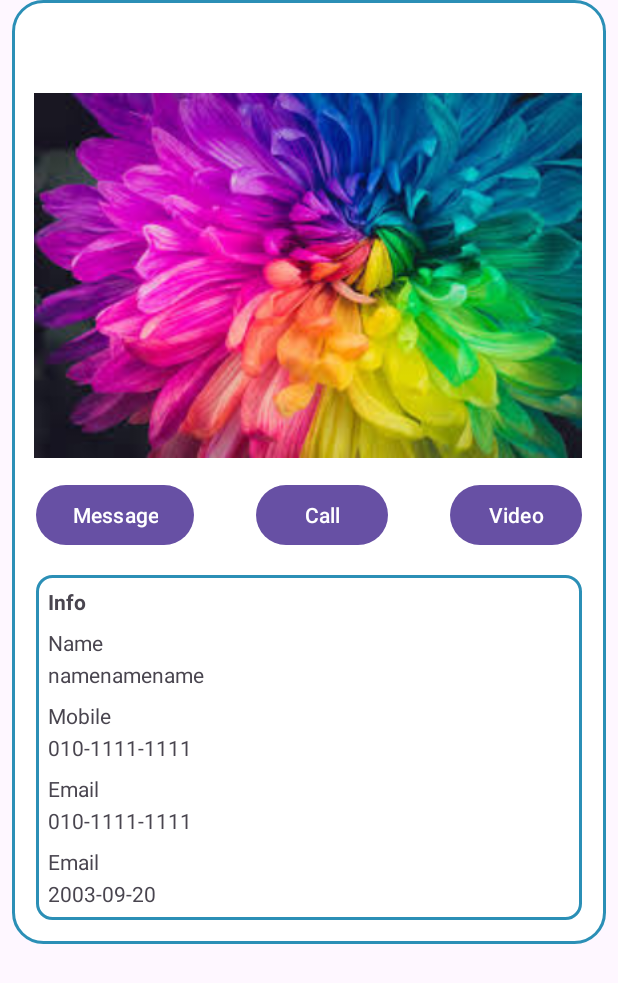
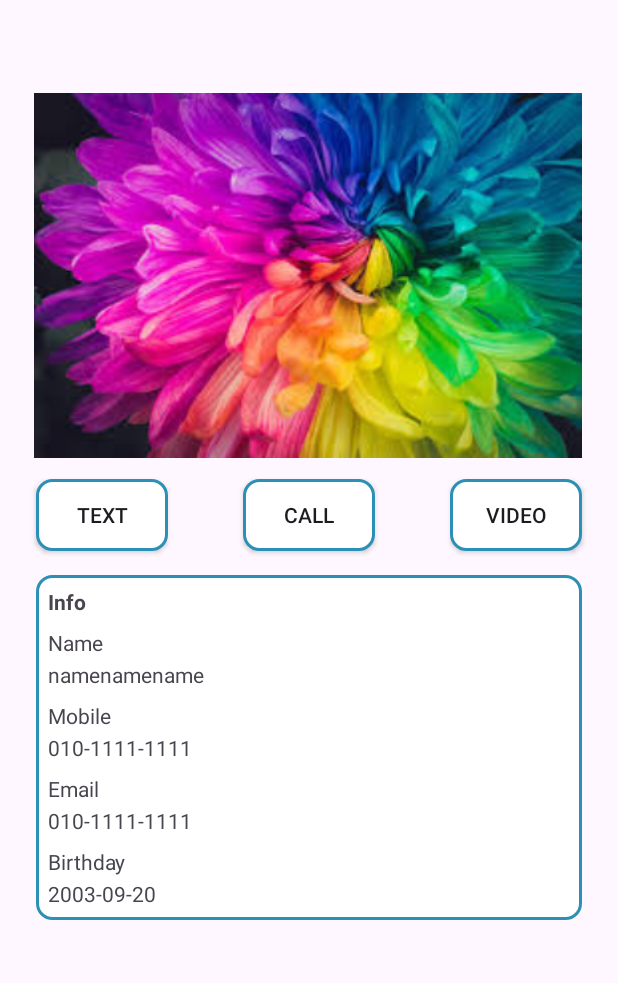
Before and after one commit to thunnie920/madcamp_week01, an Android app: the layout contact_profile.xml on its own in the app's theme, with its tools: preview values and no code run, on a phone screen of 412 x 824 dp. Shown: the top 983 px of the screen. Run offline under Robolectric (Android 15) with nearby library versions, the phone set to English and light mode, and no system bars.

Commit message:
버튼도 눌려요

```diff
--- a/app/build.gradle.kts
+++ b/app/build.gradle.kts
@@ -47,7 +47,6 @@ dependencies {
     testImplementation(libs.junit)
     androidTestImplementation(libs.ext.junit)
     androidTestImplementation(libs.espresso.core)
-    val nav_version = "2.7.6"
     implementation("androidx.navigation:navigation-fragment-ktx:2.7.6") // Navigation
     implementation("androidx.navigation:navigation-ui-ktx:2.7.6") // Navigation
     implementation("androidx.constraintlayout:constraintlayout:2.1.4")
--- a/app/src/main/res/layout/contact_profile.xml
+++ b/app/src/main/res/layout/contact_profile.xml
@@ -11,7 +11,6 @@
         android:layout_marginStart="8dp"
         android:layout_marginEnd="8dp"
         android:layout_marginBottom="8dp"
-        android:background="@drawable/button_background"
         app:layout_constraintBottom_toBottomOf="parent"
         app:layout_constraintEnd_toEndOf="parent"
         app:layout_constraintHorizontal_bias="0.0"
@@ -35,29 +34,32 @@
             app:layout_constraintVertical_bias="0.117"
             app:srcCompat="@drawable/p1" />
 
-        <Button
-            android:id="@+id/button_message"
+        <android.widget.Button
+            android:id="@+id/button_text"
             android:layout_width="wrap_content"
             android:layout_height="wrap_content"
             android:layout_marginStart="16dp"
-            android:text="Message"
+            android:background="@drawable/button_background_2"
+            android:text="Text"
             app:layout_constraintStart_toStartOf="parent"
             app:layout_constraintTop_toBottomOf="@+id/contact_image" />
 
-        <Button
+        <android.widget.Button
             android:id="@+id/button_call"
             android:layout_width="wrap_content"
             android:layout_height="wrap_content"
+            android:background="@drawable/button_background_2"
             android:text="Call"
             app:layout_constraintEnd_toStartOf="@+id/button_video"
-            app:layout_constraintStart_toEndOf="@+id/button_message"
+            app:layout_constraintStart_toEndOf="@+id/button_text"
             app:layout_constraintTop_toBottomOf="@+id/contact_image" />
 
-        <Button
+        <android.widget.Button
             android:id="@+id/button_video"
             android:layout_width="wrap_content"
             android:layout_height="wrap_content"
             android:layout_marginEnd="16dp"
+            android:background="@drawable/button_background_2"
             android:text="Video"
             app:layout_constraintEnd_toEndOf="parent"
             app:layout_constraintTop_toBottomOf="@+id/contact_image" />
@@ -155,7 +157,7 @@
                 android:layout_height="wrap_content"
                 android:layout_marginStart="8dp"
                 android:layout_marginTop="8dp"
-                android:text="Email"
+                android:text="Birthday"
                 app:layout_constraintStart_toStartOf="@id/bbox_info"
                 app:layout_constraintTop_toBottomOf="@id/info_email" />
 
```
Also changed, not shown: app/src/main/java/com/example/week01_project2/DetailActivity.java (+65 -0 lines).
